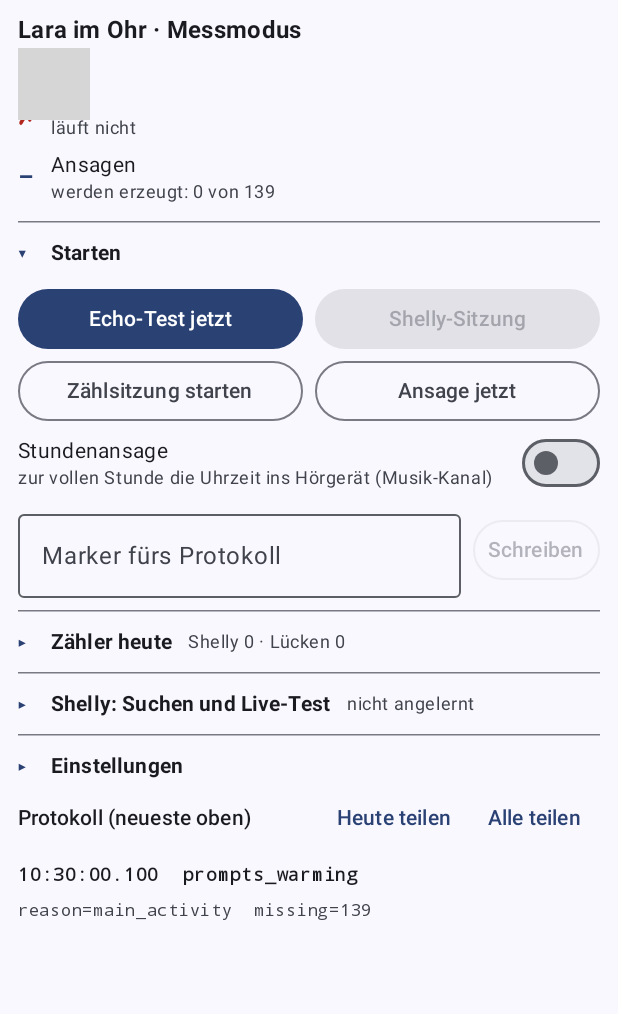
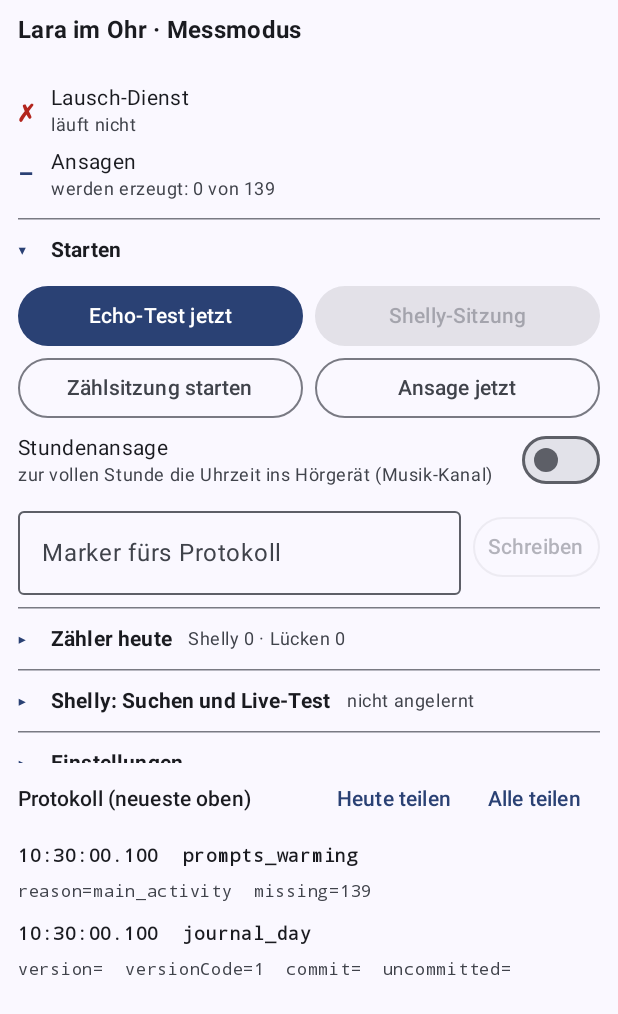
Before and after one commit to Domi-cc/phonak-assistant, an Android app built with Jetpack Compose: the screen it shows after launch (MainActivity), on a phone screen of 412 x 824 dp. Shown: the top 1014 px of the screen. Run offline under Robolectric (Android 15) with nearby library versions, the phone set to English and light mode, and no system bars; 2 statements that could not run were skipped; grey boxes are pictures that could not be loaded.

Commit message:
Close the gaps in the build number: journal, variants, the rule
From the review of the build label:

- Every day file of the journal begins with a line journal_day that
  names the build (versionCode, commit, uncommitted). The owner shares
  single days, and process_start may lie on an earlier one. The line
  for a shared journal carries the same fields.
- process_start: "changed" is now "uncommitted", and Android's build id
  is "androidBuild", so that it is not taken for the app's build.
- A build with -Plara.targetSdk=37 says so in its line. It has the
  number and the commit of the usual build of that commit.
- git status is called with --no-optional-locks, so that a Gradle run
  does not rewrite the index next to a running commit.
- The rule for whoever builds, in CLAUDE.md and docs/release.md: commit
  first, tag the commit apk/<number>, never rewrite a tagged commit,
  merge with a merge commit. The commit count alone does not give every
  APK a number of its own: an amended commit keeps it, a squash lowers it.

Co-Authored-By: Claude Fable 5.2 <noreply@anthropic.com>
Claude-Session: https://claude.ai/code/session_011e5RiXDnqLjUGk4f76et9L

```diff
--- /dev/null
+++ b/app/src/main/kotlin/io/github/domicc/lara/BuildInfo.kt
@@ -0,0 +1,32 @@
+package io.github.domicc.lara
+
+import io.github.domicc.lara.core.version.BuildLabel
+
+/**
+ * Which build this is, in the two forms the app uses: the line at the top of the screen and
+ * the fields of the journal lines that say which build wrote them. The values are fixed when
+ * the app is built (app/build.gradle.kts).
+ */
+object BuildInfo {
+
+    /** For example "Build 18 · 0.1.0-dev · 9ff1cad"; see [BuildLabel]. */
+    val label: String = BuildLabel.line(
+        BuildConfig.VERSION_CODE,
+        BuildConfig.VERSION_NAME,
+        BuildConfig.GIT_COMMIT,
+        BuildConfig.GIT_CHANGED,
+        BuildConfig.BUILD_NOTE,
+    )
+
+    /**
+     * `versionCode` is the build number the screen shows. `uncommitted` means the build was
+     * made from files that differed from `commit`.
+     */
+    val fields: Map<String, Any?> = buildMap {
+        put("version", BuildConfig.VERSION_NAME)
+        put("versionCode", BuildConfig.VERSION_CODE)
+        put("commit", BuildConfig.GIT_COMMIT)
+        put("uncommitted", BuildConfig.GIT_CHANGED)
+        if (BuildConfig.BUILD_NOTE.isNotEmpty()) put("buildNote", BuildConfig.BUILD_NOTE)
+    }
+}
--- a/app/src/main/kotlin/io/github/domicc/lara/LaraApp.kt
+++ b/app/src/main/kotlin/io/github/domicc/lara/LaraApp.kt
@@ -114,15 +114,11 @@ class LaraApp : Application() {
         router = InputRouter(this).also { it.start() }
         journal.log(
             "process_start",
-            mapOf(
+            // first which build of the app this is, then which Android it runs on
+            BuildInfo.fields + mapOf(
                 "pid" to Process.myPid(),
-                "version" to BuildConfig.VERSION_NAME,
-                // the build number the screen shows, and the commit behind it
-                "versionCode" to BuildConfig.VERSION_CODE,
-                "commit" to BuildConfig.GIT_COMMIT,
-                "changed" to BuildConfig.GIT_CHANGED,
                 "targetSdk" to applicationInfo.targetSdkVersion,
-                "build" to Build.ID,
+                "androidBuild" to Build.ID,
                 "sdkFull" to Build.VERSION.SDK_INT_FULL,
                 "btModule" to bluetoothModule(),
                 // what the loss count of the first event of the remote is measured against
--- a/app/src/main/kotlin/io/github/domicc/lara/MainActivity.kt
+++ b/app/src/main/kotlin/io/github/domicc/lara/MainActivity.kt
@@ -38,7 +38,6 @@ import androidx.compose.ui.text.font.FontWeight
 import androidx.compose.ui.unit.dp
 import androidx.lifecycle.Lifecycle
 import androidx.lifecycle.repeatOnLifecycle
-import io.github.domicc.lara.core.version.BuildLabel
 import io.github.domicc.lara.shelly.ListenerService
 import io.github.domicc.lara.ui.CountersSection
 import io.github.domicc.lara.ui.HearingAidDialog
@@ -158,7 +157,7 @@ private fun MainScreen(lifecycle: Lifecycle) {
         )
         // which build is on the phone: the owner names it when he reports a test
         Text(
-            BuildLabel.line(BuildConfig.VERSION_CODE, BuildConfig.VERSION_NAME, BuildConfig.GIT_COMMIT, BuildConfig.GIT_CHANGED),
+            BuildInfo.label,
             style = MaterialTheme.typography.labelMedium,
             color = MaterialTheme.colorScheme.onSurfaceVariant,
         )
--- a/app/src/main/kotlin/io/github/domicc/lara/journal/Journal.kt
+++ b/app/src/main/kotlin/io/github/domicc/lara/journal/Journal.kt
@@ -3,6 +3,7 @@ package io.github.domicc.lara.journal
 import android.content.Context
 import android.os.SystemClock
 import android.util.Log
+import io.github.domicc.lara.BuildInfo
 import io.github.domicc.lara.core.journal.JournalCodec
 import io.github.domicc.lara.core.journal.JournalRecord
 import io.github.domicc.lara.core.journal.JournalTail
@@ -29,6 +30,9 @@ class Journal(private val context: Context) {
     private val lock = Any()
     private val recentRecords = MutableStateFlow(loadTail())
 
+    /** The name of the day file that is known to begin with its `journal_day` line. Guarded by [lock]. */
+    private var begunFile: String? = null
+
     /** The newest records, oldest first, for the screen; without the types in [NOT_ON_SCREEN]. */
     val recent: StateFlow<List<JournalRecord>> = recentRecords.asStateFlow()
 
@@ -45,7 +49,21 @@ class Journal(private val context: Context) {
         Log.i(TAG, line)
         synchronized(lock) {
             try {
-                fileOf(record.wallMs).appendText(line + "\n")
+                val file = fileOf(record.wallMs)
+                // Every day file begins with a line that says which build writes it. The owner
+                // shares single days, and the process that wrote `process_start` may have been
+                // started on an earlier one.
+                if (file.name != begunFile) {
+                    if (file.length() == 0L) {
+                        val first = record.copy(type = DAY_START, fields = BuildInfo.fields)
+                        val firstLine = JournalCodec.encode(first)
+                        Log.i(TAG, firstLine)
+                        file.appendText(firstLine + "\n")
+                        recentRecords.value = (recentRecords.value + first).takeLast(KEEP_IN_MEMORY)
+                    }
+                    begunFile = file.name
+                }
+                file.appendText(line + "\n")
             } catch (e: IOException) {
                 Log.e(TAG, "journal write failed", e)
             }
@@ -94,6 +112,9 @@ class Journal(private val context: Context) {
         const val TAG = "LaraJournal"
         const val KEEP_IN_MEMORY = 300
 
+        /** The type of the first line of every day file: which build writes it. */
+        const val DAY_START = "journal_day"
+
         /** Lines have a few hundred bytes each, so this holds [KEEP_IN_MEMORY] of them several times over. */
         const val TAIL_BYTES = 512 * 1024L
 
--- a/app/src/main/kotlin/io/github/domicc/lara/journal/JournalShare.kt
+++ b/app/src/main/kotlin/io/github/domicc/lara/journal/JournalShare.kt
@@ -4,6 +4,7 @@ import android.content.ClipData
 import android.content.Context
 import android.content.Intent
 import androidx.core.content.FileProvider
+import io.github.domicc.lara.BuildInfo
 import java.io.File
 
 /**
@@ -39,7 +40,9 @@ object JournalShare {
             context.startActivity(Intent.createChooser(send, "Protokoll teilen"))
             journal.log(
                 "journal_shared",
-                mapOf("files" to existing.map { it.name }, "bytes" to existing.sumOf { it.length() }, "origin" to "screen"),
+                // with the build, so that a shared file names it close to its end as well
+                mapOf("files" to existing.map { it.name }, "bytes" to existing.sumOf { it.length() }, "origin" to "screen") +
+                    BuildInfo.fields,
             )
             true
         } catch (e: Exception) {
```
Also changed, not shown: app/build.gradle.kts (+10 -2 lines), core/src/main/kotlin/io/github/domicc/lara/core/version/BuildLabel.kt (+7 -3 lines), 4 other files.
